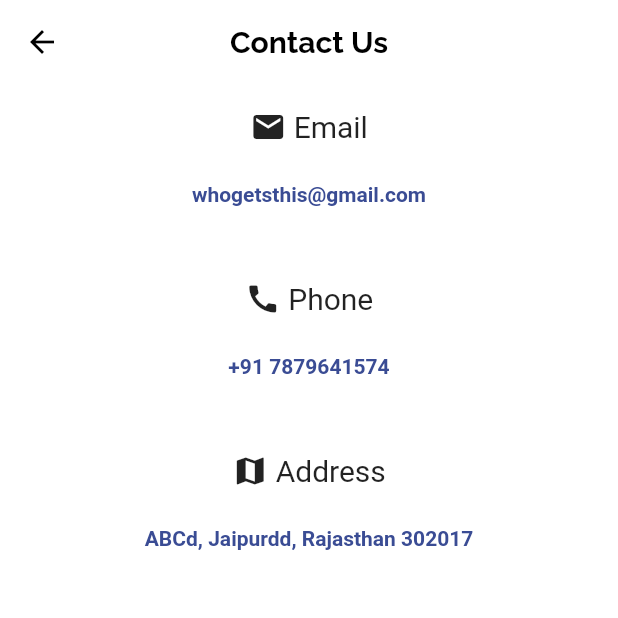
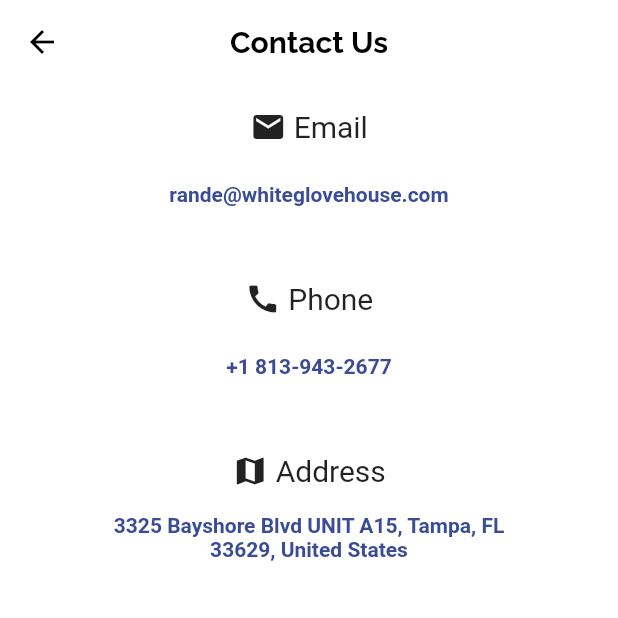
Before and after one commit to nouveau-riche/Moments, a Flutter app: the Support screen opened directly, on a phone screen of 412 x 824 dp, the top half of it. Run offline on Flutter 3.47's test engine with Material 2 defaults, Android fonts, the phone set to English and light mode, and no system bars; drawn by our look-alikes of velocity_x; our stand-ins replace cached_network_image, cloud_firestore, firebase_auth, firebase_core, firebase_storage, flutter_spinkit and 4 more; missing offline and left inert: syncfusion_flutter_pdf; accounts and stored records are empty.

Commit message:
issues solved

```diff
--- a/lib/constant.dart
+++ b/lib/constant.dart
@@ -49,7 +49,7 @@
 TextStyle hintStyle() {
   return TextStyle(
       fontSize: 13,
-      color: Colors.black87,
+      color: Colors.black54,
       fontFamily: 'Raleway');
 }
 
@@ -96,7 +96,7 @@
           fontFamily: 'Nunito',
           fontSize: 13.5,
           fontWeight: FontWeight.w600,
-          color: Colors.black87),
+          color: Colors.black54),
     ),
     value: 0,
   ),
--- a/lib/screens/contact_us.dart
+++ b/lib/screens/contact_us.dart
@@ -56,7 +56,7 @@
             ),
             GestureDetector(
               onTap: () {
-                _launchURL('mailto:');
+                _launchURL('mailto:rande@whiteglovehouse.com');
               },
               child: Container(
                 width: mq.width * 0.75,
@@ -67,7 +67,7 @@
                 ),
                 child: Center(
                   child: const Text(
-                    'whogetsthis@gmail.com',
+                    'rande@whiteglovehouse.com',
                     style: TextStyle(
                         color: kPrimaryColor,
                         fontSize: 14,
@@ -97,7 +97,7 @@
             ),
             GestureDetector(
               onTap: () {
-                _launchURL('tel:+917879641574');
+                _launchURL('tel:+1813-943-2677');
               },
               child: Container(
                 width: mq.width * 0.75,
@@ -108,7 +108,7 @@
                 ),
                 child: Center(
                   child: const Text(
-                    '+91 7879641574',
+                    '+1 813-943-2677',
                     style: TextStyle(
                         color: kPrimaryColor,
                         fontSize: 14,
@@ -139,19 +139,18 @@
             GestureDetector(
               onTap: () {
                 _launchURL(
-                    'https://www.google.com/maps/place/Delhi/data=!4m2!3m1!1s0x390cfd5b347eb62d:0x37205b715389640?sa=X&ved=2ahUKEwiFlquiyeDxAhWCfH0KHfBuBaoQ8gEwAHoECAgQAQ');
+                    'https://www.google.com/maps/place/3325+Bayshore+Blvd+UNIT+A15,+Tampa,+FL+33629,+USA/@27.9139439,-82.4941742,17z/data=!3m1!4b1!4m5!3m4!1s0x88c2c349512e21d9:0xf963c66a022386ef!8m2!3d27.9139392!4d-82.4919855');
               },
               child: Container(
                 width: mq.width * 0.75,
-                height: mq.height * 0.06,
                 padding: EdgeInsets.all(8),
                 decoration: BoxDecoration(
-                  // color: kPrimaryLightColor,
                   borderRadius: BorderRadius.circular(25),
                 ),
                 child: Center(
                   child: const Text(
-                    'ABCd, Jaipurdd, Rajasthan 302017',
+                    '3325 Bayshore Blvd UNIT A15, Tampa, FL 33629, United States',
+                    textAlign: TextAlign.center,
                     style: TextStyle(
                         color: kPrimaryColor,
                         fontSize: 14,
```
Also changed, not shown: lib/screens/home_screen.dart (+9 -11 lines).
